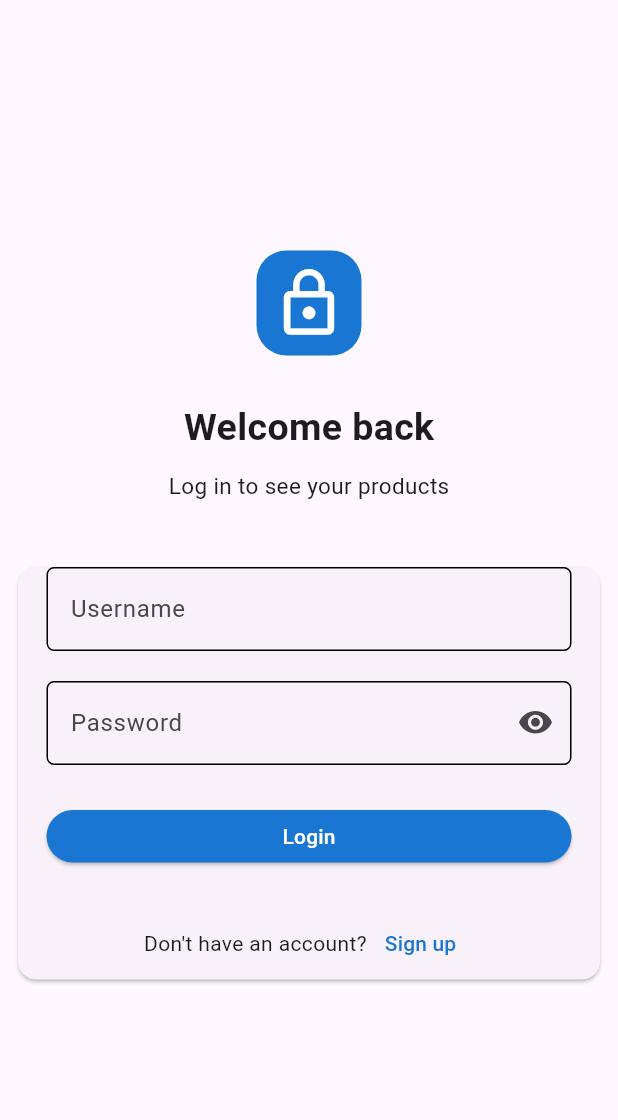
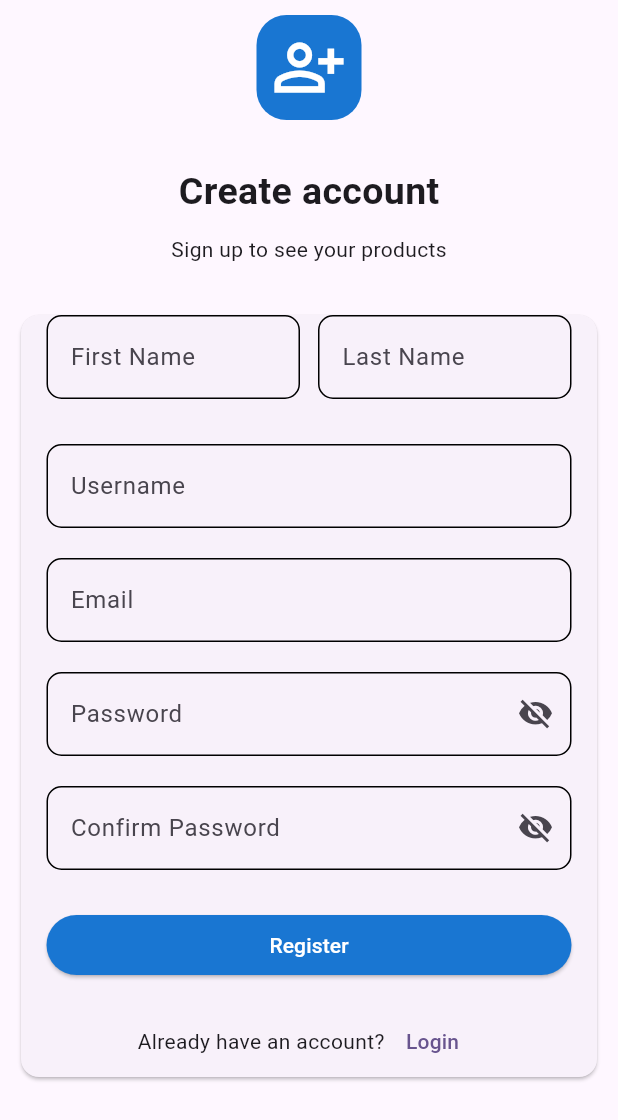
Before and after one commit to PatelVishakha-07/flutter_task, a Flutter app: the screen it shows after launch, on a phone screen of 412 x 824 dp. Shown: the top 1120 px of the screen. Run offline on Flutter 3.47's test engine with Material 3 defaults, Android fonts, the phone set to English and light mode, and no system bars; our stand-ins replace dio, get.

Commit message:
registration done

```diff
--- a/lib/api_services.dart
+++ b/lib/api_services.dart
@@ -1,5 +1,6 @@
 import "package:dio/dio.dart";
 import "package:products/login/login_model.dart";
+import "package:products/register/register_model.dart";
 
 class ApiService{
 
@@ -26,4 +27,18 @@ class ApiService{
         throw Exception("Invalid username or password");
       }
   }
+
+
+  Future<Register> registerService(Register user) async{
+    try{
+      final response = await dio.post("https://dummyjson.com/users/add",
+        data:user.toJson()
+      );
+      return Register.fromJson(response.data);
+    }
+    catch(e){
+      throw Exception(e);
+    }
+  }
+
 }
--- a/lib/login/login_screen.dart
+++ b/lib/login/login_screen.dart
@@ -1,6 +1,7 @@
 import 'package:flutter/material.dart';
 import 'package:get/get.dart';
 import 'package:products/login/login_controller.dart';
+import 'package:products/register/register_screen.dart';
 
 class LoginScreen extends StatefulWidget {
   LoginScreen({super.key});
@@ -99,7 +100,9 @@ class _LoginScreenState extends State<LoginScreen> {
                         Text("Don't have an account?"),
                         TextButton(
                           child: Text("Sign up",style: TextStyle(color: Colors.blue.shade700)),
-                          onPressed: (){},
+                          onPressed: (){
+                            Get.to(RegisterScreen());
+                          },
                           )
                       ],
                     )
--- a/lib/main.dart
+++ b/lib/main.dart
@@ -1,6 +1,7 @@
 import 'package:flutter/material.dart';
 import 'package:get/get.dart';
 import 'package:products/login/login_screen.dart';
+import 'package:products/register/register_screen.dart';
 
 void main() {
   runApp(const MyApp());
@@ -33,7 +34,7 @@ class MyApp extends StatelessWidget {
         // tested with just a hot reload.
         colorScheme: .fromSeed(seedColor: Colors.deepPurple),
       ),
-      home: LoginScreen(),
+      home: RegisterScreen(),
     );
   }
 }
--- /dev/null
+++ b/lib/register/register_controller.dart
@@ -0,0 +1,49 @@
+import 'package:flutter/cupertino.dart';
+import 'package:get/get.dart';
+import 'package:products/api_services.dart';
+import 'package:products/login/login_controller.dart';
+import 'package:products/login/login_screen.dart';
+import 'package:products/register/register_model.dart';
+
+class RegisterController extends GetxController{
+  ApiService api = ApiService();
+  LoginController loginController = LoginController();
+
+  TextEditingController firstName = TextEditingController();
+  TextEditingController lastName = TextEditingController();
+  TextEditingController username = TextEditingController();
+  TextEditingController email = TextEditingController();
+  TextEditingController password = TextEditingController();
+  TextEditingController confirm_password = TextEditingController();
+
+  final formkey = GlobalKey<FormState>();
+
+  RxBool isLoading = false.obs;
+  RxBool isPasswordVisible = true.obs;
+  RxBool isConfirmPasswordVisible = true.obs;
+
+  Future<void> registerController() async{
+    if(!formkey.currentState!.validate()) return;
+
+    isLoading.value = true;
+    try{
+      final response = await api.registerService(Register(
+        firstName: firstName.text.trim(),
+        lastName: lastName.text.trim(),
+        email: email.text.trim(),
+        password: password.text.trim(),
+        username: username.text.trim()
+      ));
+
+      loginController.showSnackbar("Account created successfully");
+      Get.put(LoginScreen());
+
+    }
+    catch(e){
+      loginController.showSnackbar(e.toString().replaceFirst("Exception: ", ""), error: true);
+    }
+    finally{
+      isLoading.value = false;
+    }
+  }
+}
--- /dev/null
+++ b/lib/register/register_model.dart
@@ -0,0 +1,303 @@
+class Register {
+  int? id;
+  String? firstName;
+  String? lastName;
+  String? maidenName;
+  Null? age;
+  String? gender;
+  String? email;
+  String? phone;
+  String? username;
+  String? password;
+  String? birthDate;
+  String? image;
+  String? bloodGroup;
+  Null? height;
+  Null? weight;
+  String? eyeColor;
+  Hair? hair;
+  String? ip;
+  Address? address;
+  String? macAddress;
+  String? university;
+  Bank? bank;
+  Company? company;
+  String? ein;
+  String? ssn;
+  String? userAgent;
+  Crypto? crypto;
+  String? role;
+
+  Register(
+      {this.id,
+        this.firstName,
+        this.lastName,
+        this.maidenName,
+        this.age,
+        this.gender,
+        this.email,
+        this.phone,
+        this.username,
+        this.password,
+        this.birthDate,
+        this.image,
+        this.bloodGroup,
+        this.height,
+        this.weight,
+        this.eyeColor,
+        this.hair,
+        this.ip,
+        this.address,
+        this.macAddress,
+        this.university,
+        this.bank,
+        this.company,
+        this.ein,
+        this.ssn,
+        this.userAgent,
+        this.crypto,
+        this.role});
+
+  Register.fromJson(Map<String, dynamic> json) {
+    id = json['id'];
+    firstName = json['firstName'];
+    lastName = json['lastName'];
+    maidenName = json['maidenName'];
+    age = json['age'];
+    gender = json['gender'];
+    email = json['email'];
+    phone = json['phone'];
+    username = json['username'];
+    password = json['password'];
+    birthDate = json['birthDate'];
+    image = json['image'];
+    bloodGroup = json['bloodGroup'];
+    height = json['height'];
+    weight = json['weight'];
+    eyeColor = json['eyeColor'];
+    hair = json['hair'] != null ? new Hair.fromJson(json['hair']) : null;
+    ip = json['ip'];
+    address =
+    json['address'] != null ? new Address.fromJson(json['address']) : null;
+    macAddress = json['macAddress'];
+    university = json['university'];
+    bank = json['bank'] != null ? new Bank.fromJson(json['bank']) : null;
+    company =
+    json['company'] != null ? new Company.fromJson(json['company']) : null;
+    ein = json['ein'];
+    ssn = json['ssn'];
+    userAgent = json['userAgent'];
+    crypto =
+    json['crypto'] != null ? new Crypto.fromJson(json['crypto']) : null;
+    role = json['role'];
+  }
+
+  Map<String, dynamic> toJson() {
+    final Map<String, dynamic> data = new Map<String, dynamic>();
+    data['id'] = this.id;
+    data['firstName'] = this.firstName;
+    data['lastName'] = this.lastName;
+    data['maidenName'] = this.maidenName;
+    data['age'] = this.age;
+    data['gender'] = this.gender;
+    data['email'] = this.email;
+    data['phone'] = this.phone;
+    data['username'] = this.username;
+    data['password'] = this.password;
+    data['birthDate'] = this.birthDate;
+    data['image'] = this.image;
+    data['bloodGroup'] = this.bloodGroup;
+    data['height'] = this.height;
+    data['weight'] = this.weight;
+    data['eyeColor'] = this.eyeColor;
+    if (this.hair != null) {
+      data['hair'] = this.hair!.toJson();
+    }
+    data['ip'] = this.ip;
+    if (this.address != null) {
+      data['address'] = this.address!.toJson();
+    }
+    data['macAddress'] = this.macAddress;
+    data['university'] = this.university;
+    if (this.bank != null) {
+      data['bank'] = this.bank!.toJson();
+    }
+    if (this.company != null) {
+      data['company'] = this.company!.toJson();
+    }
+    data['ein'] = this.ein;
+    data['ssn'] = this.ssn;
+    data['userAgent'] = this.userAgent;
+    if (this.crypto != null) {
+      data['crypto'] = this.crypto!.toJson();
+    }
+    data['role'] = this.role;
+    return data;
+  }
+}
+
+class Hair {
+  String? color;
+  String? type;
+
+  Hair({this.color, this.type});
+
+  Hair.fromJson(Map<String, dynamic> json) {
+    color = json['color'];
+    type = json['type'];
+  }
+
+  Map<String, dynamic> toJson() {
+    final Map<String, dynamic> data = new Map<String, dynamic>();
+    data['color'] = this.color;
+    data['type'] = this.type;
+    return data;
+  }
+}
+
+class Address {
+  String? address;
+  String? city;
+  String? state;
+  String? stateCode;
+  String? postalCode;
+  Coordinates? coordinates;
+  String? country;
+
+  Address(
+      {this.address,
+        this.city,
+        this.state,
+        this.stateCode,
+        this.postalCode,
+        this.coordinates,
+        this.country});
+
+  Address.fromJson(Map<String, dynamic> json) {
+    address = json['address'];
+    city = json['city'];
+    state = json['state'];
+    stateCode = json['stateCode'];
+    postalCode = json['postalCode'];
+    coordinates = json['coordinates'] != null
+        ? new Coordinates.fromJson(json['coordinates'])
+        : null;
+    country = json['country'];
+  }
+
+  Map<String, dynamic> toJson() {
+    final Map<String, dynamic> data = new Map<String, dynamic>();
+    data['address'] = this.address;
+    data['city'] = this.city;
+    data['state'] = this.state;
+    data['stateCode'] = this.stateCode;
+    data['postalCode'] = this.postalCode;
+    if (this.coordinates != null) {
+      data['coordinates'] = this.coordinates!.toJson();
+    }
+    data['country'] = this.country;
+    return data;
+  }
+}
+
+class Coordinates {
+  Null? lat;
+  Null? lng;
+
+  Coordinates({this.lat, this.lng});
+
+  Coordinates.fromJson(Map<String, dynamic> json) {
+    lat = json['lat'];
+    lng = json['lng'];
+  }
+
+  Map<String, dynamic> toJson() {
+    final Map<String, dynamic> data = new Map<String, dynamic>();
+    data['lat'] = this.lat;
+    data['lng'] = this.lng;
+    return data;
+  }
+}
+
+class Bank {
+  String? cardExpire;
+  String? cardNumber;
+  String? cardType;
+  String? currency;
+  String? iban;
+
+  Bank(
+      {this.cardExpire,
+        this.cardNumber,
+        this.cardType,
+        this.currency,
+        this.iban});
+
+  Bank.fromJson(Map<String, dynamic> json) {
+    cardExpire = json['cardExpire'];
+    cardNumber = json['cardNumber'];
+    cardType = json['cardType'];
+    currency = json['currency'];
+    iban = json['iban'];
+  }
+
+  Map<String, dynamic> toJson() {
+    final Map<String, dynamic> data = new Map<String, dynamic>();
+    data['cardExpire'] = this.cardExpire;
+    data['cardNumber'] = this.cardNumber;
+    data['cardType'] = this.cardType;
+    data['currency'] = this.currency;
+    data['iban'] = this.iban;
+    return data;
+  }
+}
+
+class Company {
+  String? department;
+  String? name;
+  String? title;
+  Address? address;
+
+  Company({this.department, this.name, this.title, this.address});
+
+  Company.fromJson(Map<String, dynamic> json) {
+    department = json['department'];
+    name = json['name'];
+    title = json['title'];
+    address =
+    json['address'] != null ? new Address.fromJson(json['address']) : null;
+  }
+
+  Map<String, dynamic> toJson() {
+    final Map<String, dynamic> data = new Map<String, dynamic>();
+    data['department'] = this.department;
+    data['name'] = this.name;
+    data['title'] = this.title;
+    if (this.address != null) {
+      data['address'] = this.address!.toJson();
+    }
+    return data;
+  }
+}
+
+class Crypto {
+  String? coin;
+  String? wallet;
+  String? network;
+
+  Crypto({this.coin, this.wallet, this.network});
+
+  Crypto.fromJson(Map<String, dynamic> json) {
+    coin = json['coin'];
+    wallet = json['wallet'];
+    network = json['network'];
+  }
+
+  Map<String, dynamic> toJson() {
+    final Map<String, dynamic> data = new Map<String, dynamic>();
+    data['coin'] = this.coin;
+    data['wallet'] = this.wallet;
+    data['network'] = this.network;
+    return data;
+  }
+}
--- /dev/null
+++ b/lib/register/register_screen.dart
@@ -0,0 +1,185 @@
+import 'package:flutter/material.dart';
+import 'package:get/get.dart';
+import 'package:products/login/login_screen.dart';
+import 'package:products/register/register_controller.dart';
+
+class RegisterScreen extends StatefulWidget {
+  RegisterScreen({super.key});
+
+  @override
+  State<RegisterScreen> createState() => _RegisterScreenState();
+}
+
+class _RegisterScreenState extends State<RegisterScreen> {
+  RegisterController controller = Get.put(RegisterController());
+
+  @override
+  Widget build(BuildContext context) {
+    return Scaffold(
+      body: SingleChildScrollView(
+        child: Form(
+          key: controller.formkey,
+          child: Center(
+            child: Padding(
+              padding: const EdgeInsets.all(10.0),
+              child: Column(
+                mainAxisAlignment: MainAxisAlignment.center,
+                crossAxisAlignment: CrossAxisAlignment.center,
+                children: [
+                  Container(
+                    height: 70,
+                    width: 70,
+                    decoration: BoxDecoration(borderRadius: BorderRadius.circular(20), color: Colors.blue.shade700),
+                    child: Icon(Icons.person_add_alt_outlined, size: 50, color: Colors.white,),
+                  ),
+
+                  SizedBox(height: 30,),
+                  Text("Create account", style: TextStyle(fontSize: 25, fontWeight: FontWeight.bold),),
+                  SizedBox(height: 10,),
+                  Text("Sign up to see your products"),
+
+                  SizedBox(height: 30,),
+                  Card(
+                    child: Column(
+                      mainAxisAlignment: MainAxisAlignment.center,
+                      children: [
+                        SizedBox(
+                          child: Row(
+                            mainAxisAlignment: MainAxisAlignment.center,
+                            crossAxisAlignment: CrossAxisAlignment.start,
+                            children: [
+                              Expanded(
+                                child: TextFormField(
+                                  controller: controller.firstName,
+                                  validator: (v) => v!.trim().isEmpty ? "Required" : null,
+                                  decoration: fieldDecoration("First Name")
+                                ),
+                              ),
+
+                              SizedBox(width: 12,),
+                              Expanded(
+                                child: TextFormField(
+                                    controller: controller.lastName,
+                                    validator: (v) => v!.trim().isEmpty ? "Required" : null,
+                                    decoration: fieldDecoration("Last Name")
+                                ),
+                              ),
+                            ],
+                          ),
+                          width: 350,
+                        ),
+
+                        SizedBox(height: 30,),
+
+                        SizedBox(
+                          width: 350,
+                          child: TextFormField(
+                              controller: controller.username,
+                              validator: (v) => v!.trim().isEmpty ? "Required" : null,
+                              decoration: fieldDecoration("Username")
+                          ),
+                        ),
+
+                        SizedBox(height: 20,),
+                        SizedBox(
+                          width: 350,
+                          child: TextFormField(
+                              controller: controller.email,
+                              validator: (v) => v!.trim().isEmpty ? "Required" : null,
+                              decoration: fieldDecoration("Email")
+                          ),
+                        ),
+
+                        SizedBox(height: 20,),
+                        SizedBox(
+                          width: 350,
+                          child: TextFormField(
+                            obscureText: controller.isPasswordVisible.value,
+                              controller: controller.password,
+                              validator: (v) => v!.trim().isEmpty ? "Required" : null,
+                              decoration: fieldDecoration("Password",
+                                  suffix: IconButton(
+                                      onPressed: (){
+                                        setState(() {
+                                          controller.isPasswordVisible.value = !controller.isPasswordVisible.value;
+                                        });
+                                      },
+                                      icon: Icon(controller.isPasswordVisible.value
+                                          ? Icons.visibility_off_sharp : Icons.visibility_sharp))
+                              )
+                          ),
+                        ),
+
+                        SizedBox(height: 20,),
+                        SizedBox(
+                          width: 350,
+                          child: TextFormField(
+                            obscureText: controller.isConfirmPasswordVisible.value,
+                              controller: controller.confirm_password,
+                              validator: (v) => v!.trim().isEmpty ? "Required" : null,
+                              decoration: fieldDecoration("Confirm Password",
+                                  suffix: IconButton(
+                                      onPressed: (){
+                                        setState(() {
+                                          controller.isConfirmPasswordVisible.value = !controller.isConfirmPasswordVisible.value;
+                                        });
+                                      },
+                                      icon: Icon(controller.isConfirmPasswordVisible.value
+                                          ? Icons.visibility_off_sharp : Icons.visibility_sharp))
+                              ),
+                          ),
+                        ),
+
+                        SizedBox(height: 30,),
+                        Obx(() => SizedBox(
+                            height: 40,
+                            width: 350,
+                            child: ElevatedButton(
+                                onPressed: controller.isLoading.value
+                                    ? null
+                                    : () => controller.registerController(),
+                                style: ElevatedButton.styleFrom(backgroundColor: Colors.blue.shade700),
+                                child: controller.isLoading.value
+                                ? Center(child: CircularProgressIndicator(),)
+                                : Text("Register", style: TextStyle(color: Colors.white),)),
+                          ),
+                        ),
+
+                        SizedBox(height: 20,),
+
+                        Row(
+                          mainAxisAlignment: MainAxisAlignment.center,
+                          children: [
+                            Text("Already have an account?"),
+                            TextButton(
+                                onPressed: (){
+                                  Get.to(LoginScreen());
+                                },
+                                child: Text("Login"))
+                          ],
+                        )
+                      ],
+                    ),
+                  )
+                ],
+              ),
+            ),
+          ),
+        ),
+      ),
+    );
+  }
+
+  InputDecoration fieldDecoration(String label, {Widget? suffix}) => InputDecoration(
+    label: Text(label),
+    suffixIcon: suffix,
+    enabledBorder: OutlineInputBorder(borderRadius: BorderRadius.circular(10)),
+    focusedBorder: OutlineInputBorder(borderRadius: BorderRadius.circular(10)),
+    errorBorder: OutlineInputBorder(
+        borderRadius: BorderRadius.circular(10),
+        borderSide: const BorderSide(color: Colors.red)),
+    focusedErrorBorder: OutlineInputBorder(
+        borderRadius: BorderRadius.circular(10),
+        borderSide: const BorderSide(color: Colors.red)),
+  );
+}
```
